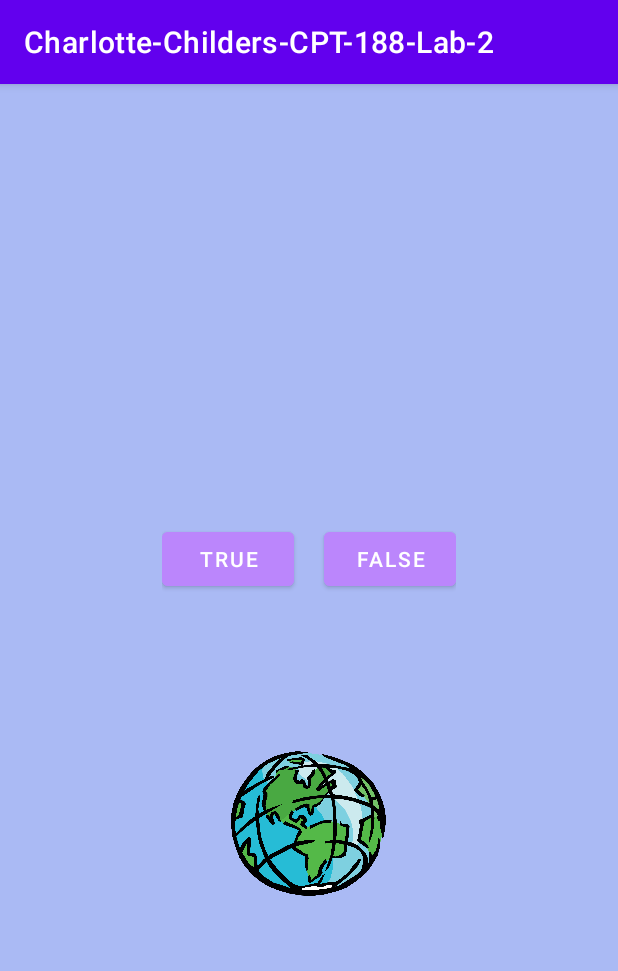
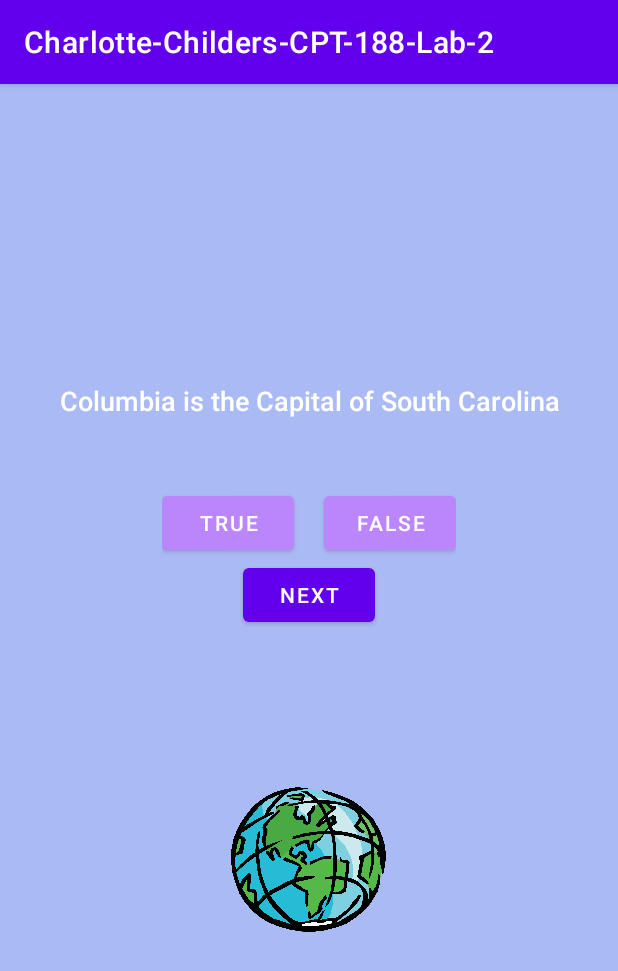
Before and after one commit to charlotte-2222/GeoQuiz, an Android app: the screen it shows after launch (MainActivity), after a tap on "TRUE", on a phone screen of 412 x 824 dp. Shown: the top 971 px of the screen. Run offline under Robolectric (Android 15) with nearby library versions, the phone set to English and light mode, and no system bars.

Commit message:
Update: Changes 6/10 @ 11:22pm
Issue with drawables added

```diff
--- a/app/src/main/java/com/example/charlotte_childers_cpt_188_lab_2/MainActivity.kt
+++ b/app/src/main/java/com/example/charlotte_childers_cpt_188_lab_2/MainActivity.kt
@@ -10,6 +10,7 @@ import android.os.Bundle
 import android.view.Gravity
 import android.view.View
 import android.widget.Button
+import android.widget.TextView
 import android.widget.Toast
 
 class MainActivity : AppCompatActivity() {
@@ -17,6 +18,20 @@ class MainActivity : AppCompatActivity() {
     //Vars
     private lateinit var trueBtn:Button
     private lateinit var falseBtn:Button
+    private lateinit var nextButton: Button
+    private lateinit var questionTextView: TextView
+
+    private val questionBank=listOf(
+        Question(R.string.question_sc, true),
+        Question(R.string.question_mideast, false),
+        Question(R.string.question_africa, false),
+        Question(R.string.question_americas, true),
+        Question(R.string.question_asia, true)
+    )
+
+    private var currentIndex=0
+
+
 
     override fun onCreate(savedInstanceState: Bundle?) {
         super.onCreate(savedInstanceState)
@@ -24,33 +39,50 @@ class MainActivity : AppCompatActivity() {
 
         trueBtn=findViewById(R.id.true_button)
         falseBtn=findViewById(R.id.false_button)
+        nextButton=findViewById(R.id.next_button)
+        questionTextView=findViewById(R.id.question_text_view)
 
 
-        //methods
-        //Toast gravity is coded correctly,
+
+
+        trueBtn.setOnClickListener{view:View ->
+            checkAnswer(true)
+        }
+
+        falseBtn.setOnClickListener{view:View ->
+            checkAnswer(false)
+        }
+
+        nextButton.setOnClickListener{
+            currentIndex=(currentIndex+1)%questionBank.size
+            updateQuestion()
+        }
+
+        updateQuestion()
+
+    }
+
+    private fun updateQuestion(){
+        val questionTextResId=questionBank[currentIndex].textResId
+        questionTextView.setText(questionTextResId)
+    }
+
+    private fun checkAnswer(userAnswer:Boolean){
+        val correct=questionBank[currentIndex].answer
+
+        val messageResId=if(userAnswer==correct){
+            R.string.correct_toast
+        }else{
+            R.string.incorrect_toast
+        }
+
+        Toast.makeText(this, messageResId, Toast.LENGTH_SHORT).show()
+
+        //info related to Toast gravity
         //however Android 11 / Api 30
         //The effect will *not* work
         //https://developer.android.com/reference/kotlin/android/os/Build.VERSION_CODES.html#R:kotlin.Int
 
-        trueBtn.setOnClickListener{view:View ->
-            val toast = Toast.makeText(
-             this,
-             R.string.correct_toast,
-             Toast.LENGTH_SHORT
-         )
-            toast.setGravity(Gravity.TOP, 0, 0)
-            toast.show()
-        }
+    }
 
-        falseBtn.setOnClickListener{view:View ->
-        val toast = Toast.makeText(
-            this,
-            R.string.incorrect_toast,
-            Toast.LENGTH_SHORT
-        )
-            toast.setGravity(Gravity.TOP, 0, 0)
-            toast.show()
-        }
-
-    }
 }
--- a/app/src/main/java/com/example/charlotte_childers_cpt_188_lab_2/Question.kt
+++ b/app/src/main/java/com/example/charlotte_childers_cpt_188_lab_2/Question.kt
@@ -1,10 +1,9 @@
 package com.example.charlotte_childers_cpt_188_lab_2
 
+import android.widget.Button
 import androidx.annotation.StringRes
 
-data class Question(@StringRes val texResId:Int, val answer:Boolean) {
+data class Question(@StringRes val textResId:Int, val answer:Boolean) {
 
-    //I started going too far
-    //this is prepared for next assignment.
 
 }
--- a/app/src/main/res/layout/activity_main.xml
+++ b/app/src/main/res/layout/activity_main.xml
@@ -4,6 +4,7 @@
 
 
 <LinearLayout xmlns:android="http://schemas.android.com/apk/res/android"
+    xmlns:tools="http://schemas.android.com/tools"
     android:layout_width="match_parent"
     android:layout_height="match_parent"
     android:background="@color/background_color_A"
@@ -20,7 +21,10 @@
         android:textColor="@color/white"
         android:textSize="18sp"
         android:id="@+id/question_text_view"
-        />
+        android:gravity="center"
+        tools:text="@string/question_sc"
+
+    />
 
     <LinearLayout
         android:layout_width="wrap_content"
@@ -44,8 +48,15 @@
             android:text="@string/false_button"
            />
 
+
+
     </LinearLayout>
-
+    <Button
+        android:id="@+id/next_button"
+        android:layout_width="wrap_content"
+        android:layout_height="wrap_content"
+        android:text="@string/next_button"
+        />
     <ImageView
         android:id="@+id/world"
         android:layout_width="103dp"
--- a/app/src/main/res/values/strings.xml
+++ b/app/src/main/res/values/strings.xml
@@ -1,8 +1,17 @@
 <resources>
     <string name="app_name">Charlotte-Childers-CPT-188-Lab-2</string>
-    <string name="question_text">Columbia is the capital of South Carolina.</string>
+    <!-- Buttons Below   -->
     <string name="true_button">True</string>
     <string name="false_button">False</string>
+    <string name="next_button">Next</string>
+    <!-- Toast Below   -->
     <string name="correct_toast">Correct!</string>
     <string name="incorrect_toast">Incorrect!</string>
+    <!-- Questions Below   -->
+    <string name="question_sc">Columbia is the Capital of South Carolina</string>
+    <string name="question_oceans">The Pacific Ocean is larger than the Atlantic Ocean</string>
+    <string name="question_mideast">The Suez Canal connects the Red Sea and the Indian Ocean</string>
+    <string name="question_africa">The source of the Nile River is in Egypt</string>
+    <string name="question_americas">The Amazon River is the longest river in the Americas</string>
+    <string name="question_asia">Lake Baikal is the world\'s oldest and deepest freshwater lake</string>
 </resources>
```
